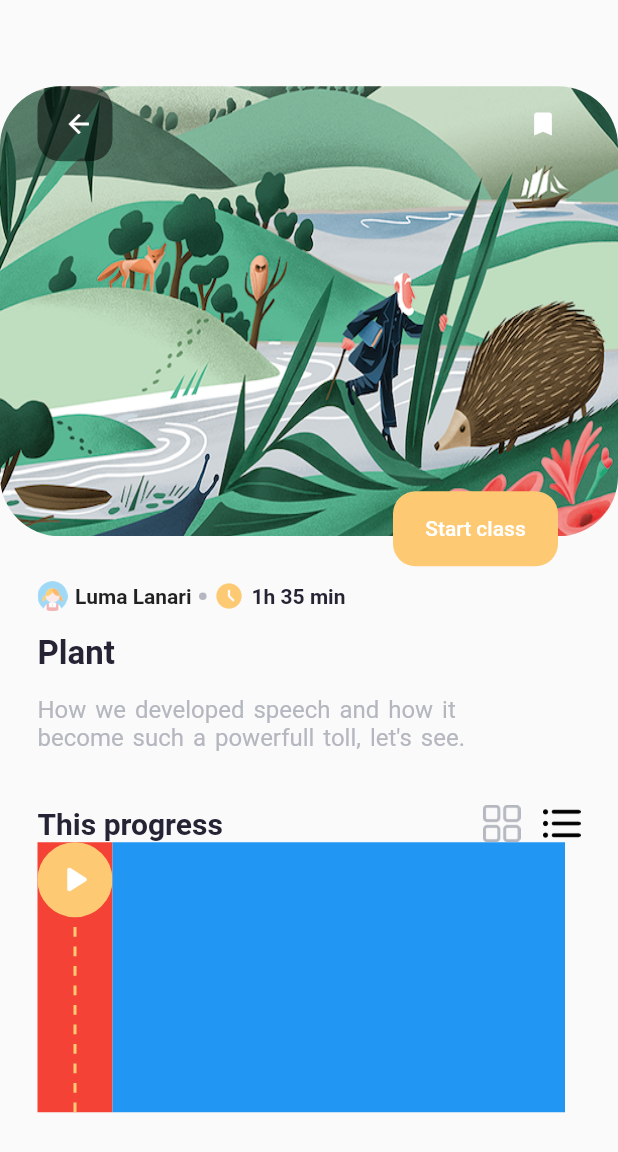
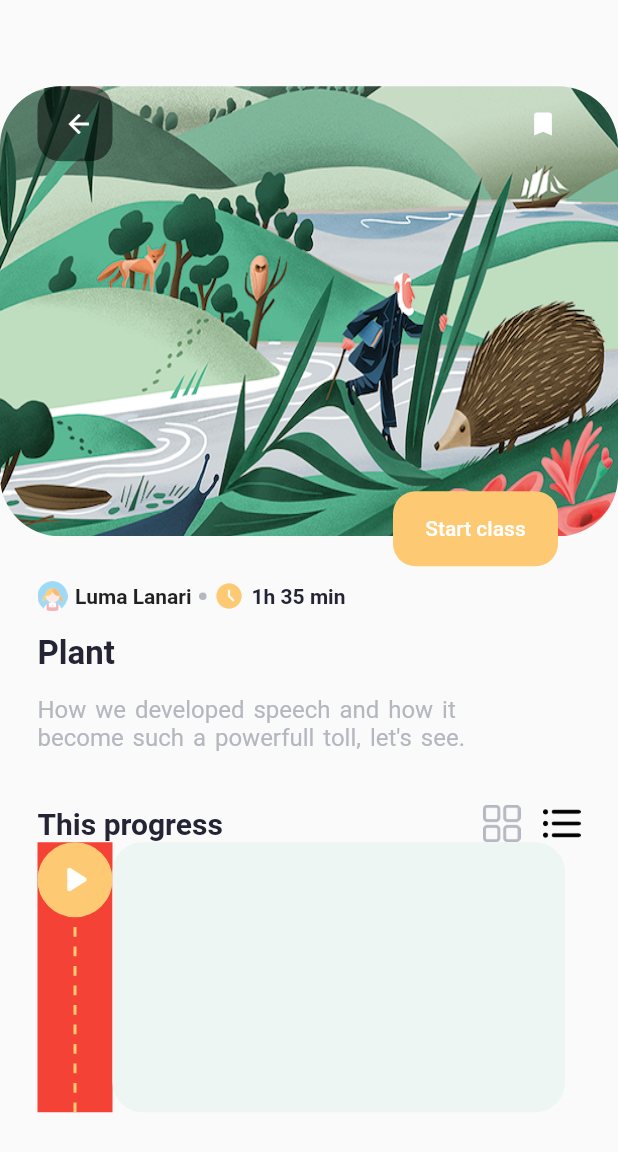
Before and after one commit to beshprakash11/course_app, a Flutter app: the screen it shows after launch, after a tap on "Start", on a phone screen of 412 x 824 dp. Shown: the top 1152 px of the screen. Run offline on Flutter 3.47's test engine with Material 2 defaults, Android fonts, the phone set to English and light mode, and no system bars; our stand-ins replace percent_indicator.

Commit message:
Progress body updated

```diff
--- a/lib/screens/detail/widget/course_module.dart
+++ b/lib/screens/detail/widget/course_module.dart
@@ -32,7 +32,16 @@ class CourseModule extends StatelessWidget {
               )
           ],),
           color: Colors.red,)),
-        Flexible(flex: 5,child: Container(color: Colors.blue,)),
+        Flexible(
+          flex: 5,
+          child: Container(
+            decoration: BoxDecoration(
+              border: Border.all(color: module.moudleBorder, width: 2),
+              color: module.moduleBg,
+              borderRadius: BorderRadius.circular(20)
+            ),
+          )
+        ),
       ],),
     );
   }
```
